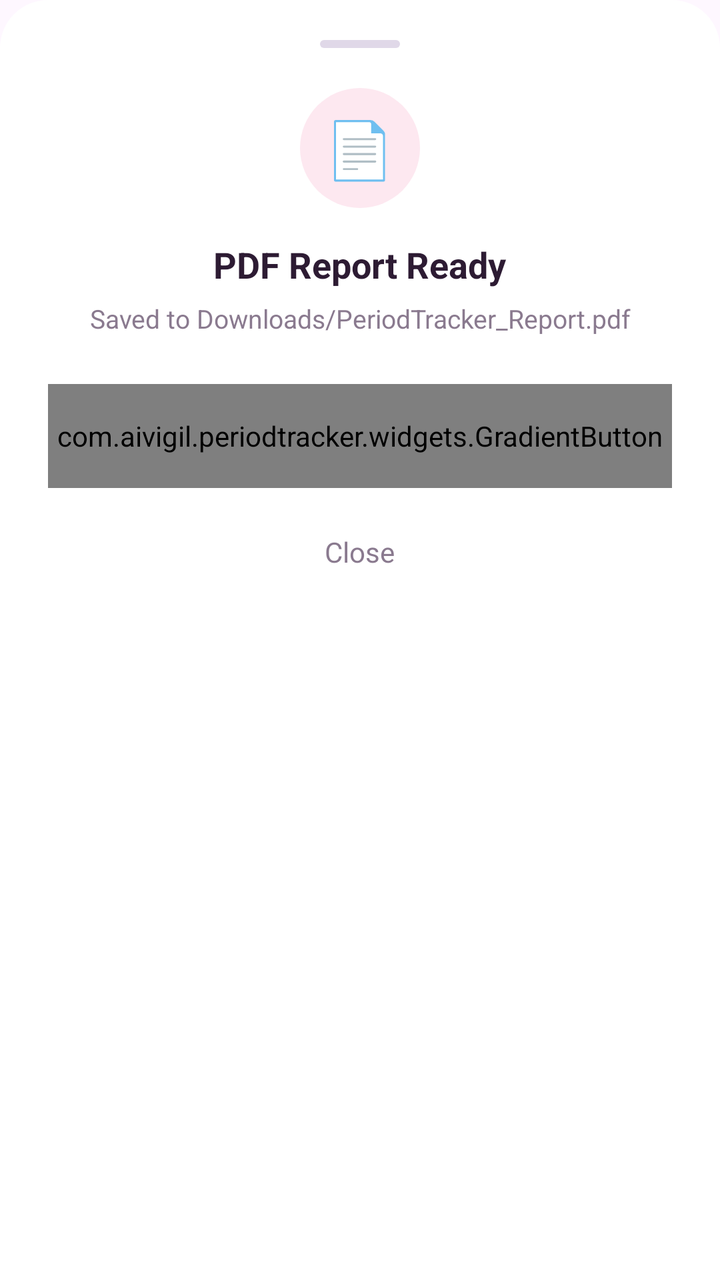
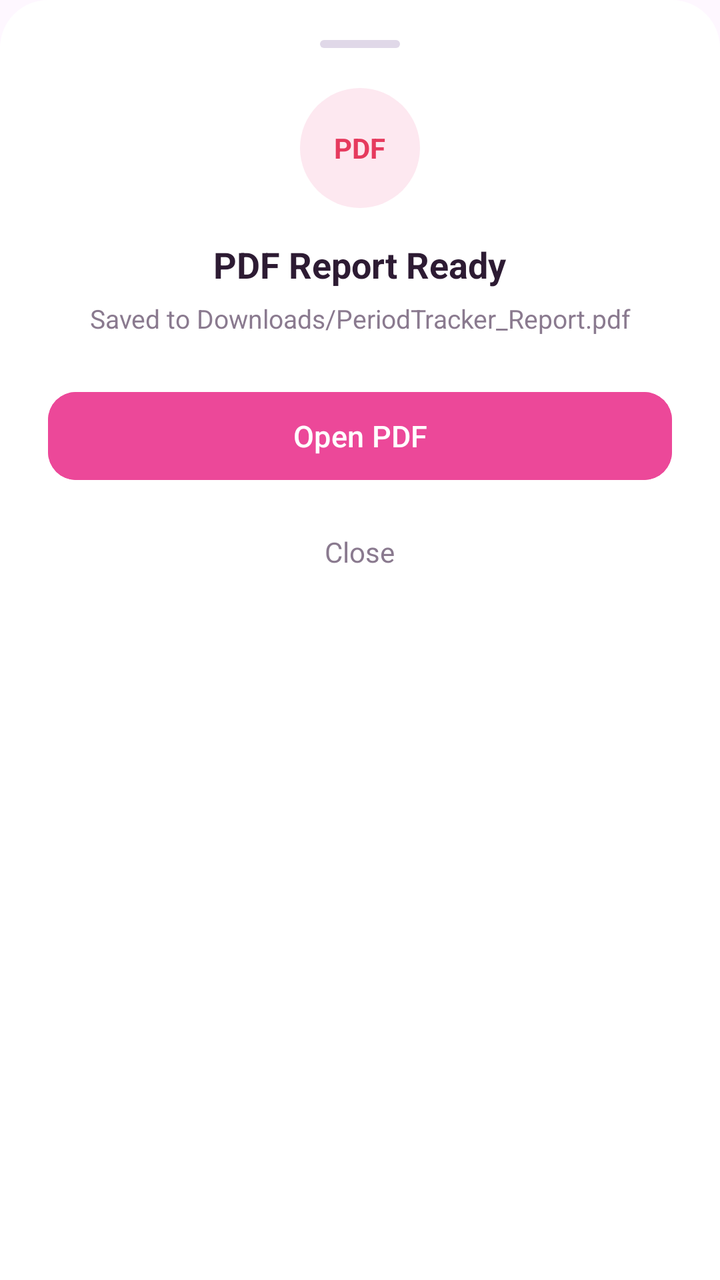

Before-and-after screenshots of an Android layout around one commit, followed by the original layout XML and the change that was made.
<!-- AndroidManifest.xml: application theme Theme.PeriodTracker -->
<!-- res/layout/bottom_sheet_pdf_ready.xml -->
﻿<?xml version="1.0" encoding="utf-8"?>
<LinearLayout
    xmlns:android="http://schemas.android.com/apk/res/android"
    android:layout_width="match_parent"
    android:layout_height="wrap_content"
    android:orientation="vertical"
    android:gravity="center_horizontal"
    android:background="@drawable/bottom_sheet_bg"
    android:paddingHorizontal="24dp"
    android:paddingTop="12dp"
    android:paddingBottom="32dp">

    
    <View
        android:layout_width="40dp"
        android:layout_height="4dp"
        android:layout_gravity="center_horizontal"
        android:layout_marginTop="8dp"
        android:layout_marginBottom="20dp"
        android:background="@drawable/sheet_handle" />

    
    <FrameLayout
        android:layout_width="60dp"
        android:layout_height="60dp"
        android:layout_marginBottom="16dp"
        android:background="@drawable/bg_period_confirm_outer">

        <TextView
            android:layout_width="wrap_content"
            android:layout_height="wrap_content"
            android:layout_gravity="center"
            android:text="📄"
            android:textSize="28sp" />

    </FrameLayout>

    
    <TextView
        android:layout_width="wrap_content"
        android:layout_height="wrap_content"
        android:text="PDF Report Ready"
        android:textSize="18sp"
        android:textStyle="bold"
        android:textColor="#2D1B33"
        android:layout_marginBottom="6dp" />

    
    <TextView
        android:id="@+id/tvPdfPath"
        android:layout_width="wrap_content"
        android:layout_height="wrap_content"
        android:text="Saved to Downloads/PeriodTracker_Report.pdf"
        android:textSize="13sp"
        android:textColor="#8A7A8F"
        android:gravity="center"
        android:layout_marginBottom="24dp" />

    
    <com.aivigil.periodtracker.widgets.GradientButton
        android:id="@+id/btnOpenPdf"
        android:layout_width="match_parent"
        android:layout_height="52dp"
        android:text="📄  Open PDF"
        android:layout_marginBottom="12dp" />

    
    <TextView
        android:id="@+id/btnClosePdf"
        android:layout_width="wrap_content"
        android:layout_height="40dp"
        android:gravity="center"
        android:text="Close"
        android:textSize="14sp"
        android:textColor="#8A7A8F" />

</LinearLayout>
<!-- resources referenced by this layout -->
<resources>
  <!-- drawable bg_period_confirm_outer (drawable) -->
  <?xml version="1.0" encoding="utf-8"?>
  <shape xmlns:android="http://schemas.android.com/apk/res/android"
      android:shape="oval">
      <solid android:color="#FDE8F0" />
  </shape>
  <!-- drawable bottom_sheet_bg (drawable) -->
  <?xml version="1.0" encoding="utf-8"?>
  <shape xmlns:android="http://schemas.android.com/apk/res/android"
      android:shape="rectangle">
      <solid android:color="#FFFFFF" />
      <corners
          android:topLeftRadius="24dp"
          android:topRightRadius="24dp" />
  </shape>
  <!-- drawable sheet_handle (drawable) -->
  <?xml version="1.0" encoding="utf-8"?>
  <shape xmlns:android="http://schemas.android.com/apk/res/android"
      android:shape="rectangle">
      <solid android:color="#E0D8E8" />
      <corners android:radius="4dp" />
  </shape>
  <style name="Theme.PeriodTracker" parent="Base.Theme.PeriodTracker" />
  <style name="Base.Theme.PeriodTracker" parent="Theme.Material3.DayNight.NoActionBar">
          
          <item name="android:windowTranslucentStatus">false</item>
          <item name="android:windowTranslucentNavigation">false</item>
      </style>
</resources>

<!-- the commit's change to res/layout/bottom_sheet_pdf_ready.xml (unified diff, before → after) -->
@@ -1,6 +1,7 @@
-﻿<?xml version="1.0" encoding="utf-8"?>
+<?xml version="1.0" encoding="utf-8"?>
 <LinearLayout
     xmlns:android="http://schemas.android.com/apk/res/android"
+    xmlns:app="http://schemas.android.com/apk/res-auto"
     android:layout_width="match_parent"
     android:layout_height="wrap_content"
     android:orientation="vertical"
@@ -30,8 +31,10 @@
             android:layout_width="wrap_content"
             android:layout_height="wrap_content"
             android:layout_gravity="center"
-            android:text="📄"
-            android:textSize="28sp" />
+            android:text="PDF"
+            android:textStyle="bold"
+            android:textColor="#E63A5E"
+            android:textSize="14sp" />
 
     </FrameLayout>
 
@@ -57,11 +60,16 @@
         android:layout_marginBottom="24dp" />
 
     
-    <com.aivigil.periodtracker.widgets.GradientButton
+    <Button
         android:id="@+id/btnOpenPdf"
+        style="@style/Widget.Material3.Button"
         android:layout_width="match_parent"
         android:layout_height="52dp"
-        android:text="📄  Open PDF"
+        android:text="Open PDF"
+        android:textColor="#FFFFFF"
+        android:textSize="15sp"
+        android:backgroundTint="#EC4899"
+        app:cornerRadius="14dp"
         android:layout_marginBottom="12dp" />
 
     
